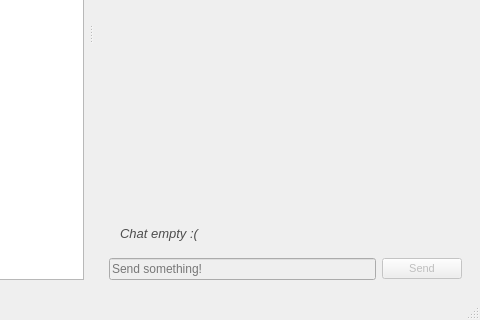
Before: the Qt Designer form Client/src/dialog/class/MainWindow/mainwindow.ui in Nexus-Software/cpp_babel, drawn with Qt 5; both pictures show x 387 to 867 and y 269 to 589 of the 867 by 589 pixel window.
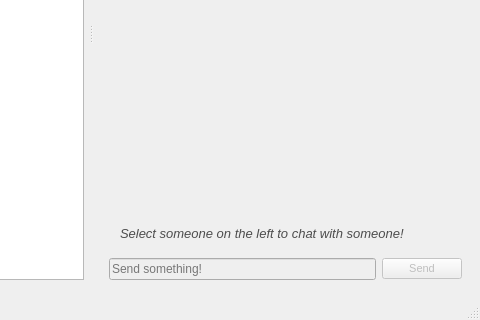
After: the same form once the commit is applied.

Commit message: FriendsInteractionMainWindow(fix): Initialize all fields when disconnecting

Diff of the .ui file:
```diff
--- a/Client/src/dialog/class/MainWindow/mainwindow.ui
+++ b/Client/src/dialog/class/MainWindow/mainwindow.ui
@@ -273,7 +273,7 @@
                 <rect>
                  <x>0</x>
                  <y>0</y>
-                 <width>404</width>
+                 <width>382</width>
                  <height>392</height>
                 </rect>
                </property>
@@ -299,7 +299,7 @@
                    <number>0</number>
                   </property>
                   <property name="text">
-                   <string>&lt;html&gt;&lt;head/&gt;&lt;body&gt;&lt;p&gt;&lt;span style=&quot; font-style:italic; color:#4d4d4d;&quot;&gt;Chat empty :(&lt;/span&gt;&lt;/p&gt;&lt;/body&gt;&lt;/html&gt;</string>
+                   <string>&lt;html&gt;&lt;head/&gt;&lt;body&gt;&lt;p&gt;&lt;span style=&quot; font-style:italic; color:#4d4d4d;&quot;&gt;Select someone on the left to chat with someone!&lt;/span&gt;&lt;/p&gt;&lt;/body&gt;&lt;/html&gt;</string>
                   </property>
                   <property name="textFormat">
                    <enum>Qt::RichText</enum>
```
The commit also changes 2 other files.
